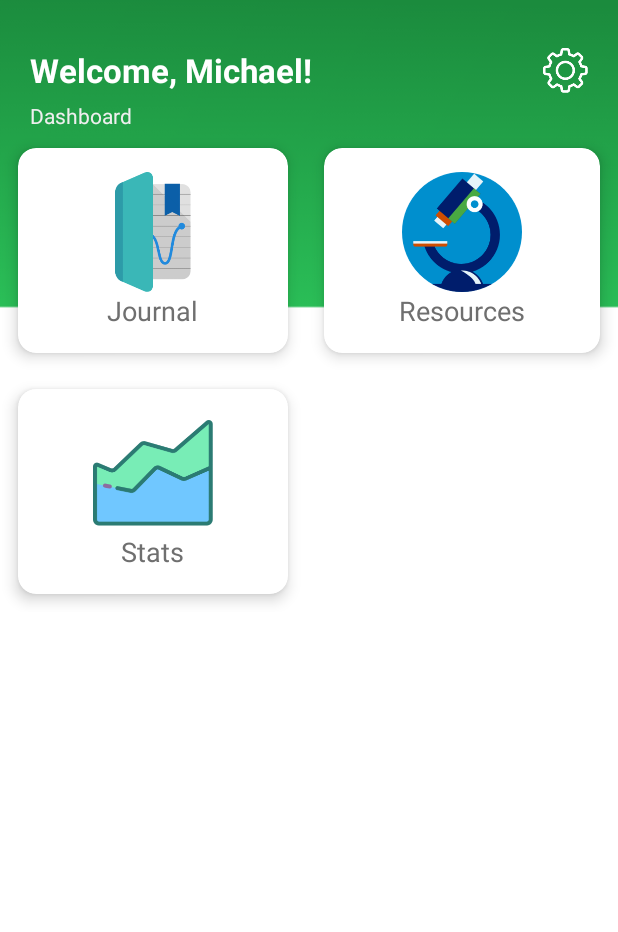
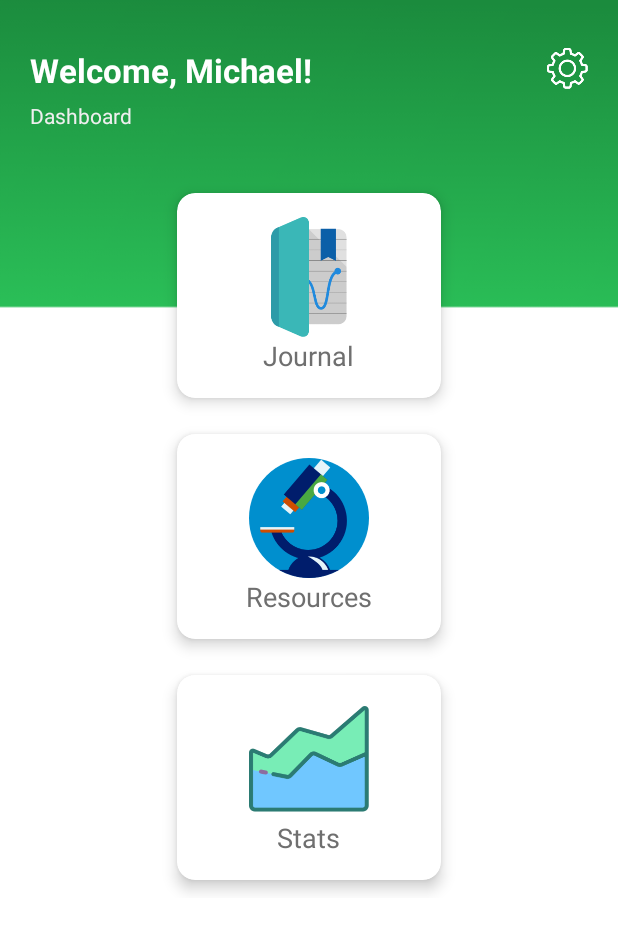
Before and after one commit to Maktm/TALK, an Android app: the layout activity_main_menu.xml on its own in the app's theme, with its tools: preview values and no code run, on a phone screen of 412 x 824 dp. Shown: the top 932 px of the screen. Run offline under Robolectric (Android 15) with nearby library versions, the phone set to English and light mode, and no system bars.

Commit message:
Improve GridLayout look and feel
This commit improves the GridLayout by making it so that there's
only one column and three rows. This make more sense given the
odd number of columns (and lack of enough columns to fill height).

```diff
--- a/app/src/main/java/com/computerscience/talk/MainActivity.java
+++ b/app/src/main/java/com/computerscience/talk/MainActivity.java
@@ -9,6 +9,6 @@ public class MainActivity extends AppCompatActivity {
     @Override
     protected void onCreate(Bundle savedInstanceState) {
         super.onCreate(savedInstanceState);
-        setContentView(R.layout.activity_main);
+        setContentView(R.layout.activity_main_menu);
     }
 }
--- a/app/src/main/res/layout/activity_main_menu.xml
+++ b/app/src/main/res/layout/activity_main_menu.xml
@@ -40,17 +40,19 @@
             <ImageView
                 android:layout_alignParentRight="true"
                 android:src="@drawable/main_menu_settings"
-                android:layout_width="30dp"
-                android:layout_height="30dp"/>
+                android:layout_width="27dp"
+                android:layout_height="27dp"/>
         </RelativeLayout>
 
         <GridLayout
-            android:rowCount="2"
-            android:columnCount="2"
+            android:rowCount="3"
+            android:columnCount="1"
+            android:layout_marginTop="30dp"
             android:alignmentMode="alignMargins"
             android:columnOrderPreserved="false"
-            android:layout_width="match_parent"
-            android:layout_height="wrap_content">
+            android:layout_width="200dp"
+            android:layout_height="wrap_content"
+            android:layout_gravity="center">
 
             <androidx.cardview.widget.CardView
                 android:layout_width="wrap_content"
```
